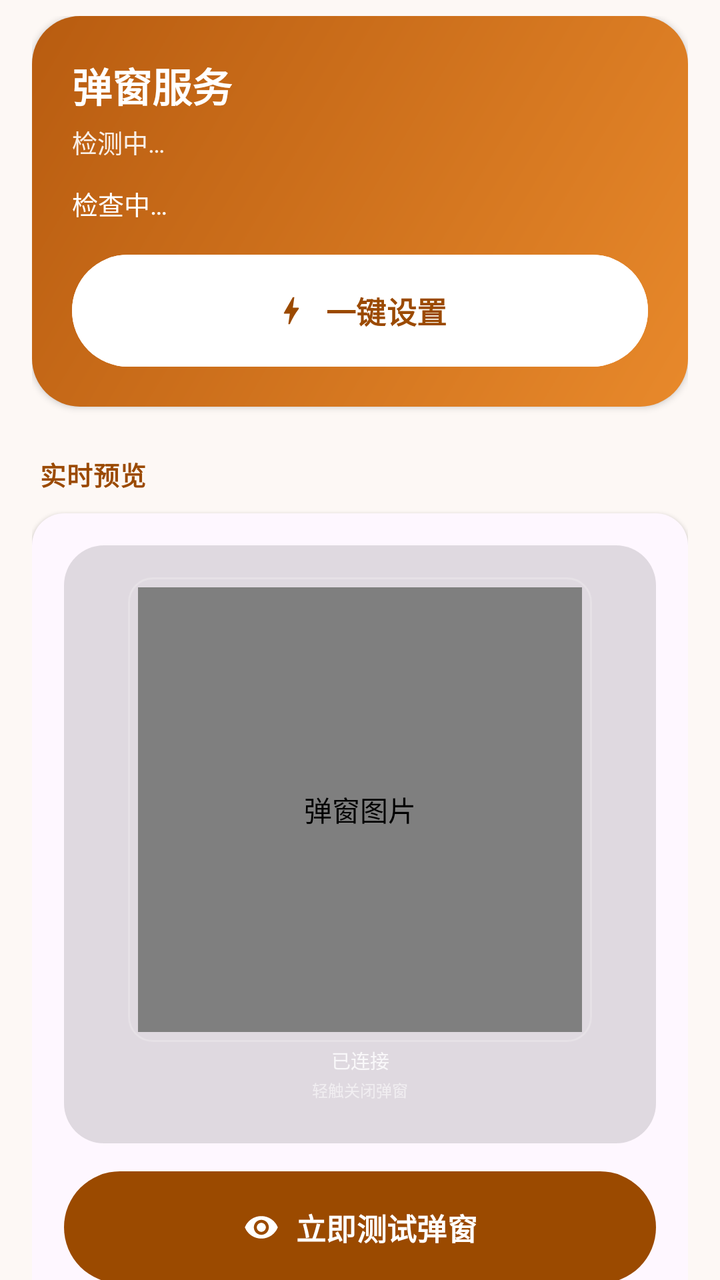
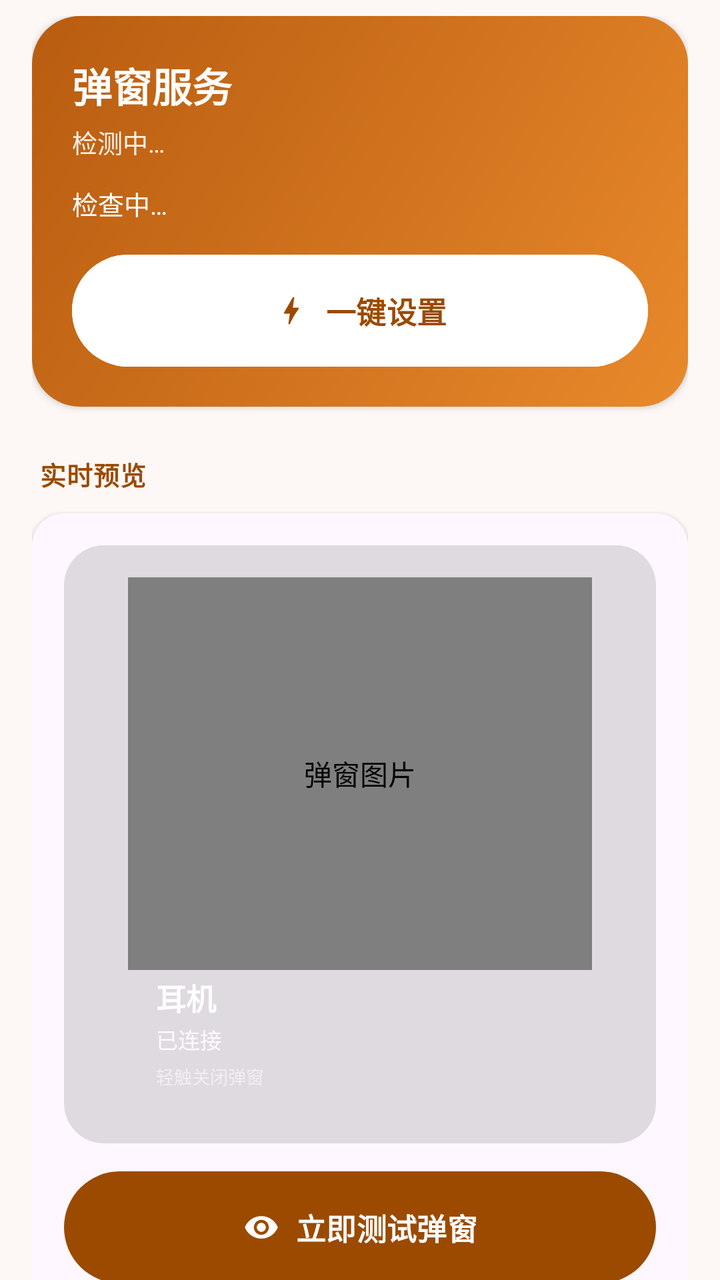

Before-and-after screenshots of an Android layout around one commit, followed by the original layout XML and the change that was made.
<!-- AndroidManifest.xml: application theme AppTheme -->
<!-- res/layout/tab_home.xml -->
<?xml version="1.0" encoding="utf-8"?>
<androidx.core.widget.NestedScrollView xmlns:android="http://schemas.android.com/apk/res/android"
    xmlns:app="http://schemas.android.com/apk/res-auto"
    android:layout_width="match_parent"
    android:layout_height="match_parent"
    android:clipToPadding="false"
    android:overScrollMode="never"
    android:paddingStart="16dp"
    android:paddingTop="8dp"
    android:paddingEnd="16dp"
    android:paddingBottom="24dp">

    <LinearLayout
        android:layout_width="match_parent"
        android:layout_height="wrap_content"
        android:orientation="vertical">

        
        <LinearLayout
            android:layout_width="match_parent"
            android:layout_height="wrap_content"
            android:background="@drawable/bg_hero"
            android:elevation="2dp"
            android:orientation="vertical"
            android:padding="20dp">

            <TextView
                android:layout_width="wrap_content"
                android:layout_height="wrap_content"
                android:text="弹窗服务"
                android:textColor="#FFFFFFFF"
                android:textSize="20sp"
                android:textStyle="bold" />

            <TextView
                android:id="@+id/tvDevice"
                android:layout_width="wrap_content"
                android:layout_height="wrap_content"
                android:layout_marginTop="4dp"
                android:alpha="0.9"
                android:text="检测中…"
                android:textColor="#FFFFFFFF"
                android:textSize="12.5sp" />

            <TextView
                android:id="@+id/permStatus"
                android:layout_width="match_parent"
                android:layout_height="wrap_content"
                android:layout_marginTop="12dp"
                android:lineSpacingExtra="3dp"
                android:text="检查中…"
                android:textColor="#FFFFFFFF"
                android:textSize="13sp" />

            <com.google.android.material.button.MaterialButton
                android:id="@+id/btnSetup"
                style="@style/AppButton"
                android:layout_width="match_parent"
                android:layout_height="wrap_content"
                android:layout_marginTop="16dp"
                android:backgroundTint="#FFFFFFFF"
                android:text="一键设置"
                android:textColor="#FF9B4A00"
                app:icon="@drawable/ic_bolt"
                app:iconGravity="textStart"
                app:iconTint="#FF9B4A00" />
        </LinearLayout>

        
        <TextView
            style="@style/TextSectionTitle"
            android:layout_marginStart="4dp"
            android:layout_marginTop="24dp"
            android:text="实时预览" />

        <LinearLayout
            android:layout_width="match_parent"
            android:layout_height="wrap_content"
            android:layout_marginTop="10dp"
            android:background="@drawable/bg_group"
            android:elevation="1dp"
            android:orientation="vertical"
            android:padding="16dp">

            <FrameLayout
                android:layout_width="match_parent"
                android:layout_height="wrap_content"
                android:background="@drawable/bg_stage"
                android:padding="16dp">

                <LinearLayout
                    android:id="@+id/pvCard"
                    android:layout_width="232dp"
                    android:layout_height="267dp"
                    android:layout_gravity="center_horizontal"
                    android:elevation="8dp"
                    android:orientation="vertical">

                    <FrameLayout
                        android:id="@+id/pvImageArea"
                        android:layout_width="match_parent"
                        android:layout_height="0dp"
                        android:layout_weight="1"
                        android:padding="5dp"
                        android:background="@drawable/bg_glass_stroke">

                        <com.yuanbao.earbuds.RoundedImageView
                            android:id="@+id/pvImage"
                            android:layout_width="match_parent"
                            android:layout_height="match_parent"
                            android:layout_gravity="center"
                            android:contentDescription="弹窗图片"
                            android:scaleType="fitCenter" />

                    </FrameLayout>

                    <TextView
                        android:id="@+id/pvInfo"
                        android:layout_width="match_parent"
                        android:layout_height="wrap_content"
                        android:gravity="center"
                        android:includeFontPadding="false"
                        android:lines="1"
                        android:paddingStart="10dp"
                        android:paddingTop="2dp"
                        android:paddingEnd="10dp"
                        android:paddingBottom="2dp"
                        android:singleLine="true"
                        android:text="已连接"
                        android:textColor="#D1FFFFFF"
                        android:textSize="9.5sp" />

                    <TextView
                        android:id="@+id/pvTip"
                        android:layout_width="match_parent"
                        android:layout_height="wrap_content"
                        android:gravity="center"
                        android:includeFontPadding="false"
                        android:lines="1"
                        android:paddingBottom="5dp"
                        android:singleLine="true"
                        android:text="轻触关闭弹窗"
                        android:textColor="#8CFFFFFF"
                        android:textSize="8sp" />
                </LinearLayout>
            </FrameLayout>

            <com.google.android.material.button.MaterialButton
                android:id="@+id/btnTest"
                style="@style/AppButton"
                android:layout_width="match_parent"
                android:layout_height="wrap_content"
                android:layout_marginTop="14dp"
                android:text="立即测试弹窗"
                app:icon="@drawable/ic_preview"
                app:iconGravity="textStart" />
        </LinearLayout>

        
        <TextView
            style="@style/TextSectionTitle"
            android:layout_marginStart="4dp"
            android:layout_marginTop="24dp"
            android:text="快捷操作" />

        <LinearLayout
            style="@style/AppGroup"
            android:layout_marginTop="10dp"
            android:elevation="1dp">

            <LinearLayout
                android:id="@+id/rowBlockMi"
                style="@style/AppRow">

                <ImageView
                    style="@style/AppRowIcon"
                    android:contentDescription="屏蔽"
                    android:src="@drawable/ic_shield" />

                <LinearLayout style="@style/AppRowText">
                    <TextView
                        style="@style/TextRowTitle"
                        android:text="屏蔽小米原生弹窗" />
                    <TextView
                        style="@style/TextRowSub"
                        android:text="不关的话两个弹窗会打架" />
                </LinearLayout>

                <ImageView
                    style="@style/AppRowIcon"
                    android:layout_width="20dp"
                    android:layout_height="20dp"
                    android:contentDescription="前往"
                    android:src="@drawable/ic_chevron" />
            </LinearLayout>

            <View
                android:layout_width="match_parent"
                android:layout_height="1dp"
                android:layout_marginStart="56dp"
                android:background="@color/ui_divider" />

            <LinearLayout
                android:id="@+id/rowAdb"
                style="@style/AppRow">

                <ImageView
                    style="@style/AppRowIcon"
                    android:contentDescription="命令"
                    android:src="@drawable/ic_bluetooth" />

                <LinearLayout style="@style/AppRowText">
                    <TextView
                        style="@style/TextRowTitle"
                        android:text="复制授权命令" />
                    <TextView
                        style="@style/TextRowSub"
                        android:text="一键设置失效时的备用方案" />
                </LinearLayout>

                <ImageView
                    style="@style/AppRowIcon"
                    android:layout_width="20dp"
                    android:layout_height="20dp"
                    android:contentDescription="前往"
                    android:src="@drawable/ic_chevron" />
            </LinearLayout>
        </LinearLayout>

    </LinearLayout>
</androidx.core.widget.NestedScrollView>
<!-- resources referenced by this layout -->
<resources>
  <color name="ui_divider">#FFE6E0DA</color>
  <!-- drawable bg_glass_stroke (drawable) -->
  <?xml version="1.0" encoding="utf-8"?>
  <shape xmlns:android="http://schemas.android.com/apk/res/android"
      android:shape="rectangle">
      <solid android:color="@android:color/transparent" />
      <corners android:radius="12dp" />
      <stroke
          android:width="1dp"
          android:color="#33FFFFFF" />
  </shape>
  <!-- drawable bg_group (drawable) -->
  <?xml version="1.0" encoding="utf-8"?>
  <shape xmlns:android="http://schemas.android.com/apk/res/android"
      android:shape="rectangle">
      <solid android:color="?attr/colorSurface" />
      <corners android:radius="16dp" />
  </shape>
  <!-- drawable bg_hero (drawable) -->
  <?xml version="1.0" encoding="utf-8"?>
  <shape xmlns:android="http://schemas.android.com/apk/res/android"
      android:shape="rectangle">
      <gradient
          android:angle="135"
          android:endColor="#FFB85C10"
          android:startColor="#FFE8892B"
          android:type="linear" />
      <corners android:radius="24dp" />
  </shape>
  <!-- drawable bg_stage (drawable) -->
  <?xml version="1.0" encoding="utf-8"?>
  <shape xmlns:android="http://schemas.android.com/apk/res/android"
      android:shape="rectangle">
      <solid android:color="#1F000000" />
      <corners android:radius="20dp" />
  </shape>
  <style name="AppGroup">
          <item name="android:background">@drawable/bg_group</item>
          <item name="android:layout_width">match_parent</item>
          <item name="android:layout_height">wrap_content</item>
          <item name="android:orientation">vertical</item>
      </style>
  <style name="AppRowIcon">
          <item name="android:layout_width">24dp</item>
          <item name="android:layout_height">24dp</item>
          <item name="android:layout_gravity">center_vertical</item>
          <item name="android:tint">@color/ui_text_secondary</item>
      </style>
  <style name="TextRowSub">
          <item name="android:layout_width">match_parent</item>
          <item name="android:layout_height">wrap_content</item>
          <item name="android:layout_marginTop">2dp</item>
          <item name="android:textSize">12.5sp</item>
          <item name="android:textColor">@color/ui_text_secondary</item>
      </style>
  <style name="TextRowTitle">
          <item name="android:layout_width">match_parent</item>
          <item name="android:layout_height">wrap_content</item>
          <item name="android:textSize">15.5sp</item>
          <item name="android:textColor">@color/ui_text_primary</item>
      </style>
  <style name="TextSectionTitle">
          <item name="android:layout_width">wrap_content</item>
          <item name="android:layout_height">wrap_content</item>
          <item name="android:textSize">13sp</item>
          <item name="android:textStyle">bold</item>
          <item name="android:letterSpacing">0.02</item>
          <item name="android:textColor">@color/md_primary</item>
      </style>
  <color name="ui_text_secondary">#FF6B6B6B</color>
  <color name="ui_text_primary">#FF1A1A1A</color>
  <color name="md_primary">#FF9B4A00</color>
  <color name="md_on_primary">#FFFFFFFF</color>
  <color name="md_primary_container">#FFFFDCC2</color>
  <color name="md_on_primary_container">#FF2E1500</color>
  <color name="md_secondary_container">#FFF3DDD3</color>
  <color name="md_on_secondary_container">#FF2B1710</color>
  <color name="md_tertiary_container">#FFD8E9D6</color>
  <color name="md_on_tertiary_container">#FF10200F</color>
  <color name="md_error">#FFBA1A1A</color>
  <color name="md_error_container">#FFFFDAD6</color>
  <color name="md_on_error_container">#FF410002</color>
  <color name="md_background">#FFFDF8F5</color>
  <!-- unchanged entries left out for length: 9 -->
</resources>

<!-- the commit's change to res/layout/tab_home.xml (unified diff, before → after) -->
@@ -100,48 +100,70 @@
                         android:id="@+id/pvImageArea"
                         android:layout_width="match_parent"
                         android:layout_height="0dp"
-                        android:layout_weight="1"
-                        android:padding="5dp"
-                        android:background="@drawable/bg_glass_stroke">
+                        android:layout_weight="1">
 
                         <com.yuanbao.earbuds.RoundedImageView
                             android:id="@+id/pvImage"
                             android:layout_width="match_parent"
                             android:layout_height="match_parent"
-                            android:layout_gravity="center"
                             android:contentDescription="弹窗图片"
-                            android:scaleType="fitCenter" />
-
+                            android:scaleType="matrix" />
+
+                        <View
+                            android:id="@+id/pvGradient"
+                            android:layout_width="match_parent"
+                            android:layout_height="40dp"
+                            android:layout_gravity="bottom"
+                            android:importantForAccessibility="no" />
                     </FrameLayout>
 
-                    <TextView
-                        android:id="@+id/pvInfo"
+                    <LinearLayout
+                        android:id="@+id/pvDetail"
                         android:layout_width="match_parent"
                         android:layout_height="wrap_content"
-                        android:gravity="center"
-                        android:includeFontPadding="false"
-                        android:lines="1"
-                        android:paddingStart="10dp"
-                        android:paddingTop="2dp"
-                        android:paddingEnd="10dp"
-                        android:paddingBottom="2dp"
-                        android:singleLine="true"
-                        android:text="已连接"
-                        android:textColor="#D1FFFFFF"
-                        android:textSize="9.5sp" />
-
-                    <TextView
-                        android:id="@+id/pvTip"
-                        android:layout_width="match_parent"
-                        android:layout_height="wrap_content"
-                        android:gravity="center"
-                        android:includeFontPadding="false"
-                        android:lines="1"
-                        android:paddingBottom="5dp"
-                        android:singleLine="true"
-                        android:text="轻触关闭弹窗"
-                        android:textColor="#8CFFFFFF"
-                        android:textSize="8sp" />
+                        android:orientation="vertical"
+                        android:paddingStart="14dp"
+                        android:paddingEnd="14dp"
+                        android:paddingTop="3dp"
+                        android:paddingBottom="11dp">
+
+                        <TextView
+                            android:id="@+id/pvDeviceName"
+                            android:layout_width="match_parent"
+                            android:layout_height="wrap_content"
+                            android:ellipsize="end"
+                            android:includeFontPadding="false"
+                            android:lines="1"
+                            android:singleLine="true"
+                            android:text="耳机"
+                            android:textColor="#FFFFFFFF"
+                            android:textSize="15sp"
+                            android:textStyle="bold" />
+
+                        <TextView
+                            android:id="@+id/pvInfo"
+                            android:layout_width="match_parent"
+                            android:layout_height="wrap_content"
+                            android:layout_marginTop="2dp"
+                            android:includeFontPadding="false"
+                            android:lines="1"
+                            android:singleLine="true"
+                            android:text="已连接"
+                            android:textColor="#D9FFFFFF"
+                            android:textSize="11sp" />
+
+                        <TextView
+                            android:id="@+id/pvTip"
+                            android:layout_width="match_parent"
+                            android:layout_height="wrap_content"
+                            android:layout_marginTop="4dp"
+                            android:includeFontPadding="false"
+                            android:lines="1"
+                            android:singleLine="true"
+                            android:text="轻触关闭弹窗"
+                            android:textColor="#8CFFFFFF"
+                            android:textSize="9sp" />
+                    </LinearLayout>
                 </LinearLayout>
             </FrameLayout>
 
<!-- resource entries referenced after the edit -->
@@ -1,16 +1,6 @@
 <!-- resources referenced by this layout -->
 <resources>
   <color name="ui_divider">#FFE6E0DA</color>
-  <!-- drawable bg_glass_stroke (drawable) -->
-  <?xml version="1.0" encoding="utf-8"?>
-  <shape xmlns:android="http://schemas.android.com/apk/res/android"
-      android:shape="rectangle">
-      <solid android:color="@android:color/transparent" />
-      <corners android:radius="12dp" />
-      <stroke
-          android:width="1dp"
-          android:color="#33FFFFFF" />
-  </shape>
   <!-- drawable bg_group (drawable) -->
   <?xml version="1.0" encoding="utf-8"?>
   <shape xmlns:android="http://schemas.android.com/apk/res/android"
